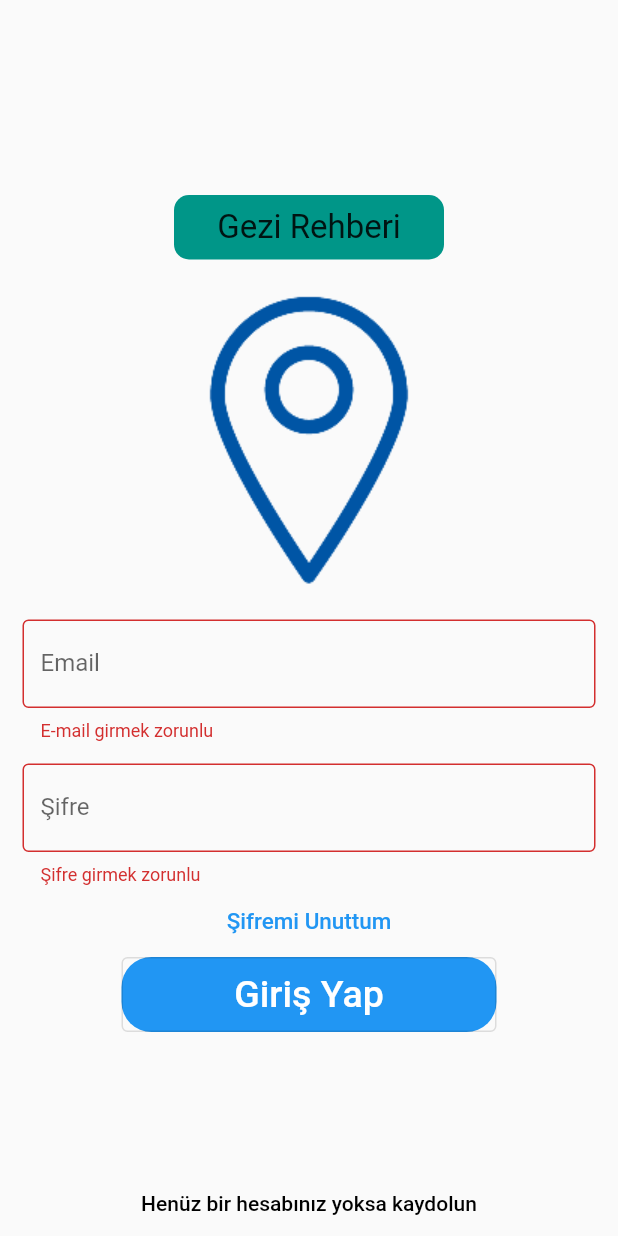
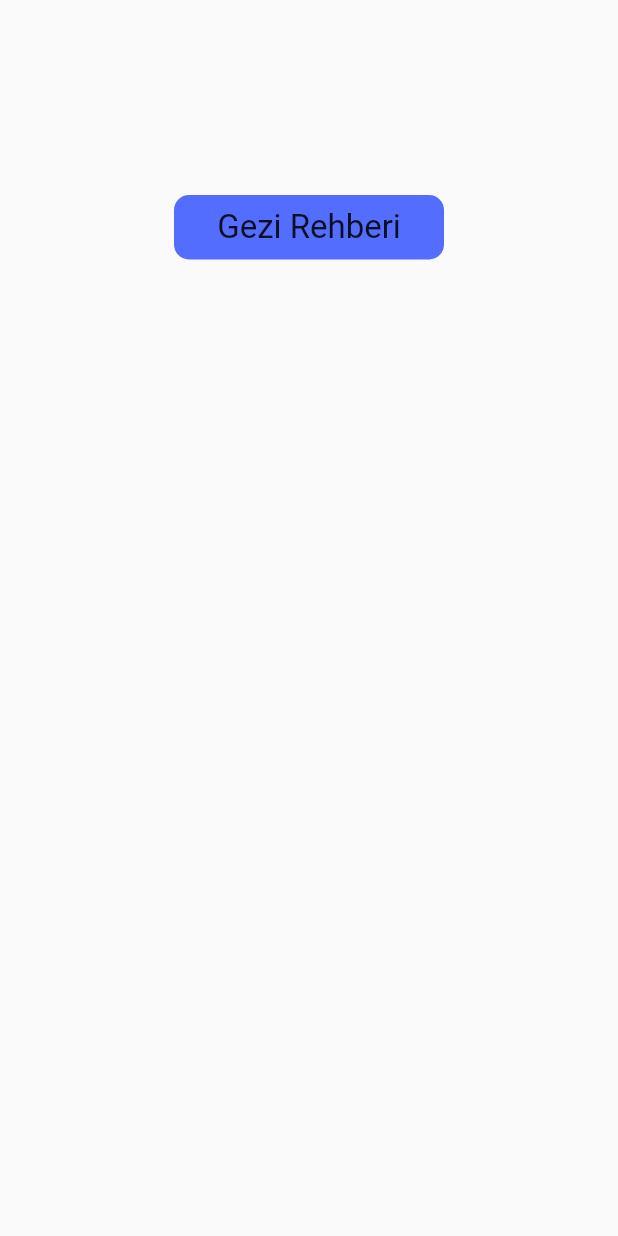
Before and after one commit to GeziRehberi/Mobil, a Flutter app: the screen it shows after launch, on a phone screen of 412 x 824 dp. Run offline on Flutter 3.47's test engine with Material 2 defaults, Android fonts, the phone set to English and light mode, and no system bars; our stand-ins replace form_field_validator; missing offline and left inert: splash_screen_view.

Commit message:
closes #21
Kayıt ol ekranı oluşuruldu ve başlık olarak text verildi

```diff
--- a/lib/giris_yap_ekrani.dart
+++ b/lib/giris_yap_ekrani.dart
@@ -1,5 +1,7 @@
 import 'package:flutter/material.dart';
 import 'package:form_field_validator/form_field_validator.dart';
+
+import 'kayit_ol_ekrani.dart';
 
 class GirisYapEkrani extends StatelessWidget {
   const GirisYapEkrani({Key? key}) : super(key: key);
@@ -118,7 +120,10 @@ class GirisYapEkrani extends StatelessWidget {
                   ),
                   SizedBox(height: 90),
                   TextButton(
-                    onPressed: () {},
+                    onPressed: () {
+                      Navigator.push(context,
+                          MaterialPageRoute(builder: (_) => KayitOlEkrani()));
+                    },
                     child: Text(
                       'Henüz bir hesabınız yoksa kaydolun',
                       style: TextStyle(color: Colors.black),
--- /dev/null
+++ b/lib/kayit_ol_ekrani.dart
@@ -0,0 +1,38 @@
+import 'package:flutter/material.dart';
+
+class KayitOlEkrani extends StatelessWidget {
+  const KayitOlEkrani({Key? key}) : super(key: key);
+
+  @override
+  Widget build(BuildContext context) {
+    return Scaffold(
+      body: SingleChildScrollView(
+        child: Column(
+          children: <Widget>[
+            Padding(
+              padding: const EdgeInsets.only(left: 16, right: 16, top: 130),
+              child: Center(
+                child: Container(
+                  width: 180,
+                  height: 43,
+                  child: Center(
+                    child: Text(
+                      'Gezi Rehberi',
+                      style: TextStyle(
+                        fontSize: 22,
+                      ),
+                    ),
+                  ),
+                  decoration: BoxDecoration(
+                    color: Colors.indigoAccent,
+                    borderRadius: BorderRadius.circular(10),
+                  ),
+                ),
+              ),
+            ),
+          ],
+        ),
+      ),
+    );
+  }
+}
--- a/lib/main.dart
+++ b/lib/main.dart
@@ -1,6 +1,6 @@
 import 'package:flutter/material.dart';
 
-import 'acilis_ekrani.dart';
+import 'kayit_ol_ekrani.dart';
 
 void main() {
   runApp(MyApp());
@@ -12,7 +12,7 @@ class MyApp extends StatelessWidget {
     return MaterialApp(
       title: 'Gezi Rehberi',
       debugShowCheckedModeBanner: false,
-      home: SplashScreen(),
+      home: KayitOlEkrani(),
     );
   }
 }
```
